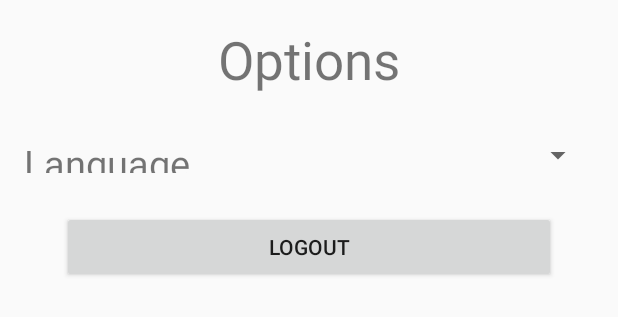
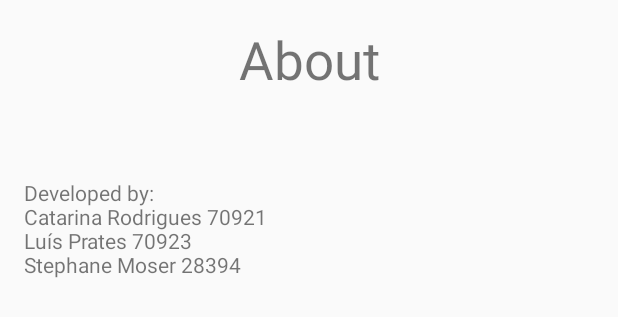
Before and after one commit to Moser-ss/lets-meet-dev, an Android app: the layout activity_options.xml on its own in the app's theme, with its tools: preview values and no code run, on a phone screen of 412 x 824 dp. Shown: the top 317 px of the screen. Run offline under Robolectric (Android 15) with nearby library versions, the phone set to English and light mode, and no system bars.

Commit message:
changed options to about

```diff
--- a/LetsMeetApp/app/src/main/res/layout/activity_menu.xml
+++ b/LetsMeetApp/app/src/main/res/layout/activity_menu.xml
@@ -69,7 +69,7 @@
         <Button
             android:layout_width="match_parent"
             android:layout_height="wrap_content"
-            android:text="Options"
+            android:text="About"
             android:onClick="goOptions"
             android:id="@+id/optionsButton"
             android:layout_gravity="center_horizontal" />
--- a/LetsMeetApp/app/src/main/res/layout/activity_options.xml
+++ b/LetsMeetApp/app/src/main/res/layout/activity_options.xml
@@ -12,7 +12,7 @@
     <TextView
         android:layout_width="match_parent"
         android:layout_height="75dp"
-        android:text="Options"
+        android:text="About"
         android:textSize="35sp"
         android:textAlignment="center"
         android:id="@+id/favoritesPlaceView"
@@ -24,36 +24,17 @@
         android:layout_width="match_parent"
         android:layout_height="match_parent"
         android:layout_below="@+id/favoritesPlaceView"
-        android:layout_alignParentEnd="true">
+        android:weightSum="1">
 
-        <LinearLayout
-            android:orientation="horizontal"
-            android:layout_width="match_parent"
-            android:layout_height="wrap_content">
+     /
 
-            <TextView
-                android:layout_width="wrap_content"
-                android:layout_height="match_parent"
-                android:text="Language"
-                android:gravity="center"
-                android:textSize="25sp"
-                android:id="@+id/languageView" />
-
-            <Spinner
-                android:layout_width="wrap_content"
-                android:layout_height="wrap_content"
-                android:id="@+id/languageSpinner"
-                android:layout_weight="1"
-                android:spinnerMode="dropdown" />
-        </LinearLayout>
-
-        <Button
-            android:layout_margin="25dp"
-            android:layout_width="match_parent"
-            android:layout_height="wrap_content"
-            android:text="Logout"
-            android:id="@+id/logoutButton"
-            android:layout_gravity="center_horizontal" />
+        <!--<Button-->
+            <!--android:layout_margin="25dp"-->
+            <!--android:layout_width="match_parent"-->
+            <!--android:layout_height="wrap_content"-->
+            <!--android:text="Logout"-->
+            <!--android:id="@+id/logoutButton"-->
+            <!--android:layout_gravity="center_horizontal" />-->
 
         <TextView
             android:layout_width="match_parent"
@@ -62,6 +43,14 @@
             android:textAlignment="center"
             android:id="@+id/versionView"
             android:layout_gravity="center_horizontal" />
+
+        <TextView
+            android:layout_width="230dp"
+            android:layout_height="wrap_content"
+            android:text="Developed by:\nCatarina Rodrigues 70921\nLuís Prates 70923\nStephane Moser 28394"
+            android:id="@+id/developedByTextView"
+            android:layout_weight="0.42" />
+
     </LinearLayout>
 
 </RelativeLayout>
```
